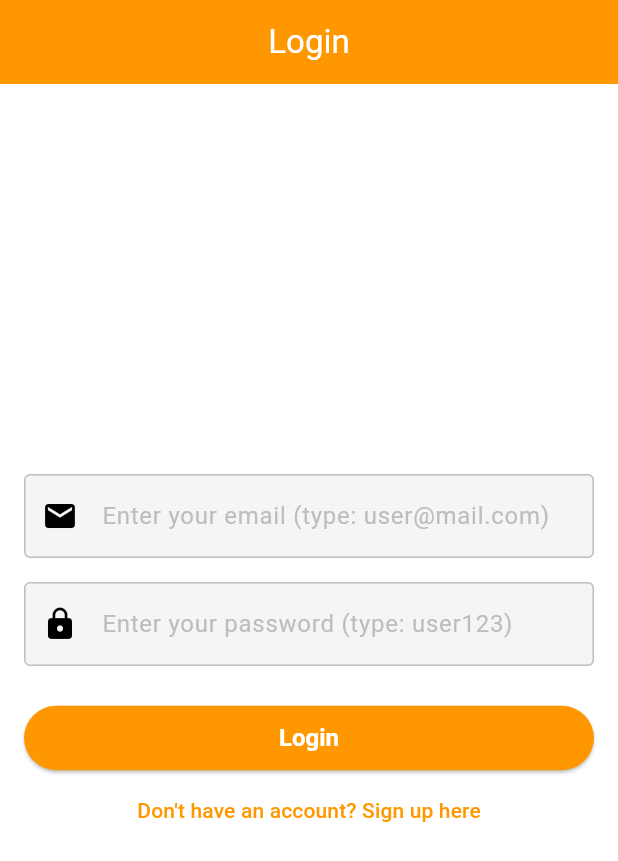
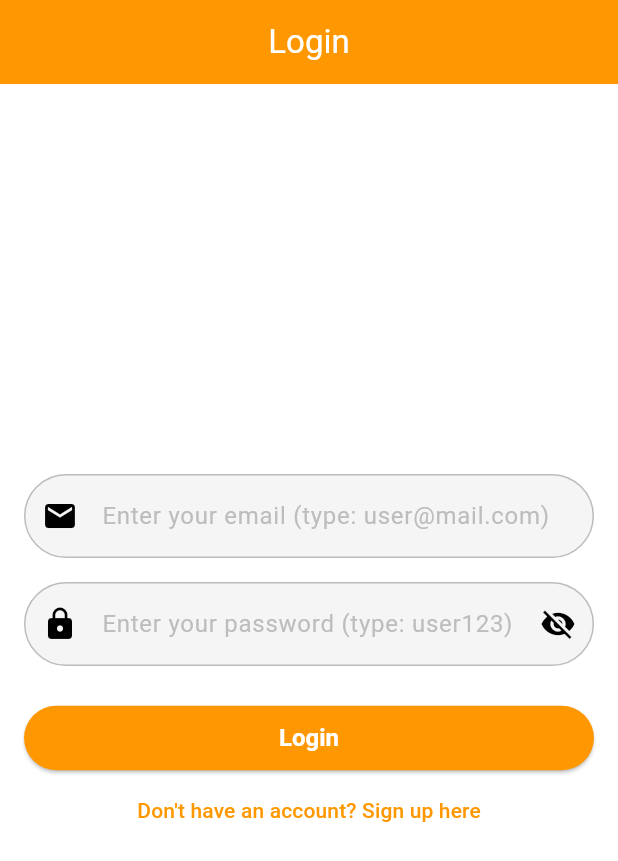
Before and after one commit to gesangwidigdo/RestaurApp, a Flutter app: the screen it shows after launch, on a phone screen of 412 x 824 dp. Shown: the top 861 px of the screen. Run offline on Flutter 3.47's test engine with Material 3 defaults, Android fonts, the phone set to English and light mode, and no system bars.

Commit message:
feat: style search bar and add show password

```diff
--- a/lib/screens/auth/login_page.dart
+++ b/lib/screens/auth/login_page.dart
@@ -3,9 +3,21 @@
 import 'package:restaurapp/screens/main/main_page.dart';
 import 'package:restaurapp/widgets/custom_text_field.dart';
 
-class LoginPage extends StatelessWidget {
+class LoginPage extends StatefulWidget {
+  @override
+  _LoginPageState createState() => _LoginPageState();
+}
+
+class _LoginPageState extends State<LoginPage> {
   final TextEditingController emailController = TextEditingController();
   final TextEditingController passwordController = TextEditingController();
+  bool _passwordVisible = false;
+
+  @override
+  void initState() {
+    super.initState();
+    _passwordVisible = false;
+  }
 
   @override
   Widget build(BuildContext context) {
@@ -31,7 +43,17 @@
               controller: passwordController,
               hintText: 'Enter your password (type: user123)',
               icon: Icons.lock,
-              obscureText: true,
+              obscureText: !_passwordVisible,
+              suffixIcon: IconButton(
+                icon: Icon(
+                  _passwordVisible ? Icons.visibility : Icons.visibility_off,
+                ),
+                onPressed: () {
+                  setState(() {
+                    _passwordVisible = !_passwordVisible;
+                  });
+                },
+              ),
             ),
             const SizedBox(height: 24),
             ElevatedButton(
--- a/lib/screens/main/main_page.dart
+++ b/lib/screens/main/main_page.dart
@@ -14,10 +14,12 @@
       ),
       body: Padding(
         padding: const EdgeInsets.all(20.0),
-        child: Column(
+        child: ListView(
           children: [
             GridView.count(
               crossAxisCount: 2,
+              shrinkWrap: true,
+              physics: const NeverScrollableScrollPhysics(),
               children: const [
                 Card(
                   child: Center(
@@ -37,7 +39,7 @@
                 ),
               ],
             ),
-            const SizedBox(height: 16),
+            const SizedBox(height: 20),
             const SearchBarWidget(),
           ],
         ),
--- a/lib/themes/main_theme.dart
+++ b/lib/themes/main_theme.dart
@@ -45,13 +45,15 @@
     fillColor: Color(0xFFF5F5F5), // Background input (abu muda)
     filled: true,
     border: OutlineInputBorder(
-      borderRadius: BorderRadius.all(Radius.circular(8.0)),
+      borderRadius: BorderRadius.all(Radius.circular(50)),
       borderSide: BorderSide(color: Color(0xFFBDBDBD)), // Border input (abu)
     ),
     enabledBorder: OutlineInputBorder(
+      borderRadius: BorderRadius.all(Radius.circular(50)),
       borderSide: BorderSide(color: Color(0xFFBDBDBD)),
     ),
     focusedBorder: OutlineInputBorder(
+      borderRadius: BorderRadius.all(Radius.circular(50)),
       borderSide: BorderSide(color: Color(0xFFFF9800)), // Fokus input (oranye)
     ),
     labelStyle: TextStyle(color: Color(0xFF757575)), // Label teks
--- a/lib/widgets/custom_text_field.dart
+++ b/lib/widgets/custom_text_field.dart
@@ -5,12 +5,14 @@
   final String hintText;
   final IconData icon;
   final bool obscureText;
+  final IconButton? suffixIcon;
 
   const CustomTextField({
     required this.controller,
     required this.hintText,
     required this.icon,
     this.obscureText = false,
+    this.suffixIcon,
     Key? key,
   }) : super(key: key);
 
@@ -25,6 +27,7 @@
         border: OutlineInputBorder(
           borderRadius: BorderRadius.circular(8),
         ),
+        suffixIcon: suffixIcon
       ),
     );
   }
```
Also changed, not shown: lib/widgets/search_bar_widget.dart (+16 -1 lines).
